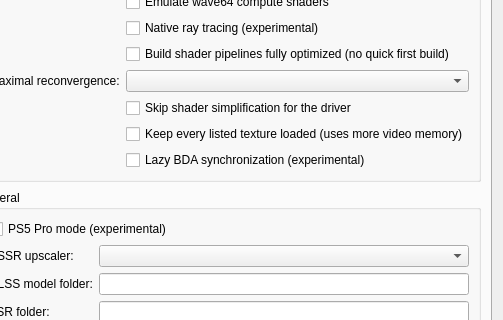
The window that src/launcher/forms/configuration_edit_dialog.ui (CarRamRod-963/KytyPS5) describes before a commit, drawn with Qt 5; both pictures show x 401 to 904 and y 378 to 698 of the 904 by 1041 pixel window.
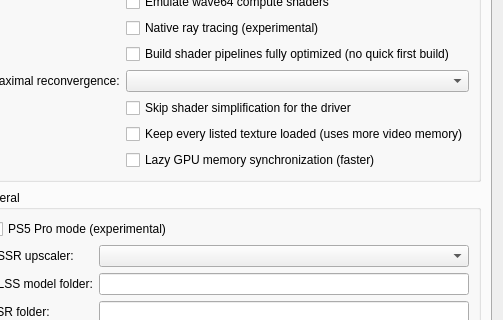
The same window after the commit. Custom widgets are drawn as their Qt base class.

```diff
--- a/src/launcher/forms/configuration_edit_dialog.ui
+++ b/src/launcher/forms/configuration_edit_dialog.ui
@@ -245,8 +245,8 @@
             </item>
             <item row="18" column="1">
              <widget class="QCheckBox" name="checkBox_lazy_bda_sync">
-              <property name="toolTip"><string>Upload the game's memory writes at command ordering points only into the GPU buffers shaders read by address; the others take them when they are bound. Faster; experimental.</string></property>
-              <property name="text"><string>Lazy BDA synchronization (experimental)</string></property>
+              <property name="toolTip"><string>Copy the game's memory writes to the GPU only for the buffers its shaders read by address; the others get them when they are bound. Faster in fights and busy scenes. Untick it if textures or geometry look wrong or the game crashes.</string></property>
+              <property name="text"><string>Lazy GPU memory synchronization (faster)</string></property>
              </widget>
             </item>
            </layout>
```
